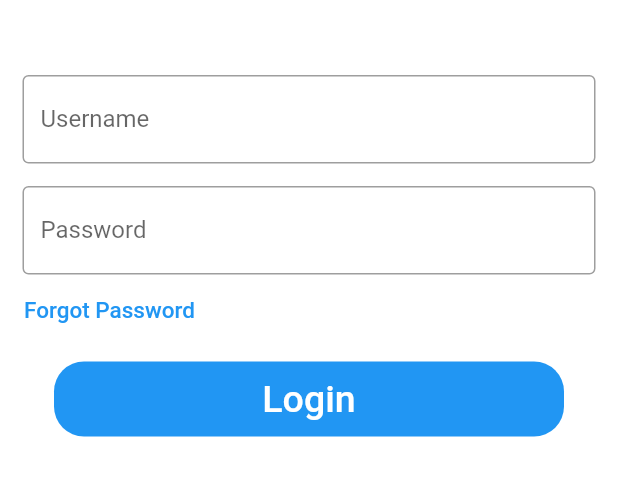
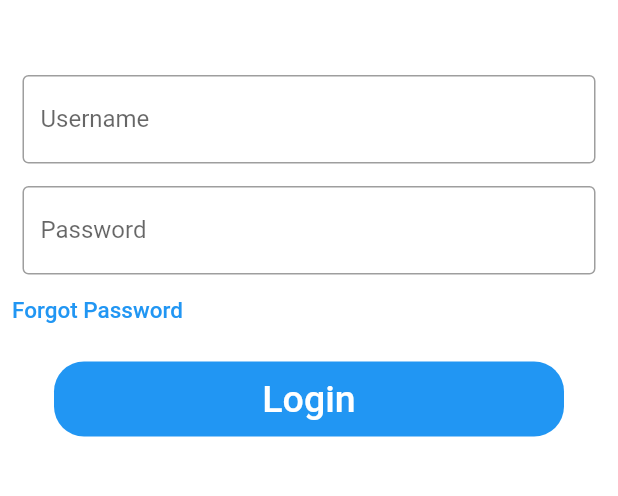
Before and after one commit to pradipta31/siskang, a Flutter app: the screen it shows after launch, after a tap on "Menuju Halaman Login", on a phone screen of 412 x 824 dp, the part 315-811 px from its top. Run offline on Flutter 3.47's test engine with Material 2 defaults, Android fonts, the phone set to English and light mode, and no system bars; our stand-ins replace flutter_svg, get.

Commit message:
Fixing first problem

```diff
--- a/lib/login.dart
+++ b/lib/login.dart
@@ -22,8 +22,7 @@ class LoginPage extends StatelessWidget {
               ),
             ),
             Padding(
-              padding: EdgeInsets.only(
-                  left: 15.0, right: 15.0, top: 50.0, bottom: 0),
+              padding: EdgeInsets.only(left: 15.0, right: 15.0, top: 50.0, bottom: 0),
               child: TextField(
                   decoration: InputDecoration(
                       border: OutlineInputBorder(),
@@ -31,8 +30,7 @@ class LoginPage extends StatelessWidget {
                       hintText: 'Masukkan NIM')),
             ),
             Padding(
-              padding: const EdgeInsets.only(
-                  left: 15.0, right: 15.0, top: 15, bottom: 0),
+              padding: const EdgeInsets.only(left: 15.0, right: 15.0, top: 15, bottom: 0),
               //padding: EdgeInsets.symmetric(horizontal: 15),
               child: TextField(
                 obscureText: true,
@@ -44,7 +42,7 @@ class LoginPage extends StatelessWidget {
             ),
             Align(
               alignment: Alignment.topLeft,
-              child: FlatButton(
+              child: TextButton(
                 onPressed: () {},
                 child: Text(
                   'Forgot Password',
@@ -60,9 +58,9 @@ class LoginPage extends StatelessWidget {
             Container(
               height: 50,
               width: 340,
-              decoration: BoxDecoration(
-                  color: Colors.blue, borderRadius: BorderRadius.circular(20)),
-              child: FlatButton(
+              decoration:
+                  BoxDecoration(color: Colors.blue, borderRadius: BorderRadius.circular(20)),
+              child: TextButton(
                 onPressed: () {
                   Navigator.push(context, MaterialPageRoute(builder: (context) {
                     return MasterPage();
--- a/lib/welcome.dart
+++ b/lib/welcome.dart
@@ -14,18 +14,14 @@ class WelcomePage extends StatelessWidget {
               gradient: LinearGradient(
                   begin: Alignment.topLeft,
                   end: Alignment.bottomRight,
-                colors: [
-              Color.fromARGB(255, 82, 182, 223),
-              Color.fromARGB(255, 65, 120, 212)
-            ])),
+                  colors: [Color.fromARGB(255, 82, 182, 223), Color.fromARGB(255, 65, 120, 212)])),
           child: Padding(
             padding: const EdgeInsets.all(8.0),
             child: Column(
               mainAxisSize: MainAxisSize.max,
               mainAxisAlignment: MainAxisAlignment.center,
               children: [
-                Center(
-                    child: Image.asset('asset/images/logo.png', width: 200, height: 150)),
+                Center(child: Image.asset('asset/images/logo.png', width: 200, height: 150)),
                 Padding(
                   padding: EdgeInsets.all(10.0),
                   child: Center(
@@ -38,32 +34,25 @@ class WelcomePage extends StatelessWidget {
                           child: Text(
                             'Selamat Datang di SIsKA-NG',
                             style: TextStyle(
-                                fontSize: 40.0,
-                                color: Color.fromARGB(255, 226, 225, 225)),
+                                fontSize: 40.0, color: Color.fromARGB(255, 226, 225, 225)),
                             textAlign: TextAlign.center,
                           ),
                         ),
                         Padding(padding: EdgeInsets.all(10.0)),
                         Text(
                           'Sistem Informasi Akademik (SIsKA) adalah sistem informasi yang ada pada Program Studi Ilmu Komputer Pascasarjana Universitas Pendidikan Ganesha (UNDIKSHA) prodi Ilmu Komputer. Sistem ini digunakan untuk membantu pengelolaan data penelitian mahasiswa pada Prodi ILKOM.',
-                          style: TextStyle(
-                              fontSize: 15.0,
-                              color: Color.fromARGB(255, 226, 225, 225)),
+                          style:
+                              TextStyle(fontSize: 15.0, color: Color.fromARGB(255, 226, 225, 225)),
                           textAlign: TextAlign.center,
                         ),
                         Padding(padding: EdgeInsets.all(20.0)),
                         Center(
-                          child: RaisedButton(
+                          child: ElevatedButton(
                             onPressed: () {
-                              Navigator.push(context,
-                                MaterialPageRoute(builder: (context) {
+                              Navigator.push(context, MaterialPageRoute(builder: (context) {
                                 return LoginPage();
                               }));
                             },
-                            textColor: Colors.white,
-                            padding: EdgeInsets.all(0.0),
-                            shape: RoundedRectangleBorder(
-                          borderRadius: BorderRadius.all(Radius.circular(10.0))),
                             child: ButtonMain(height: 50, width: 200, text: "Menuju Halaman Login"),
                             // child: Container(
                             //   decoration: BoxDecoration(
```
Also changed, not shown: pubspec.lock, 1 other file. Lines whose indentation alone changed are shown as unchanged.
